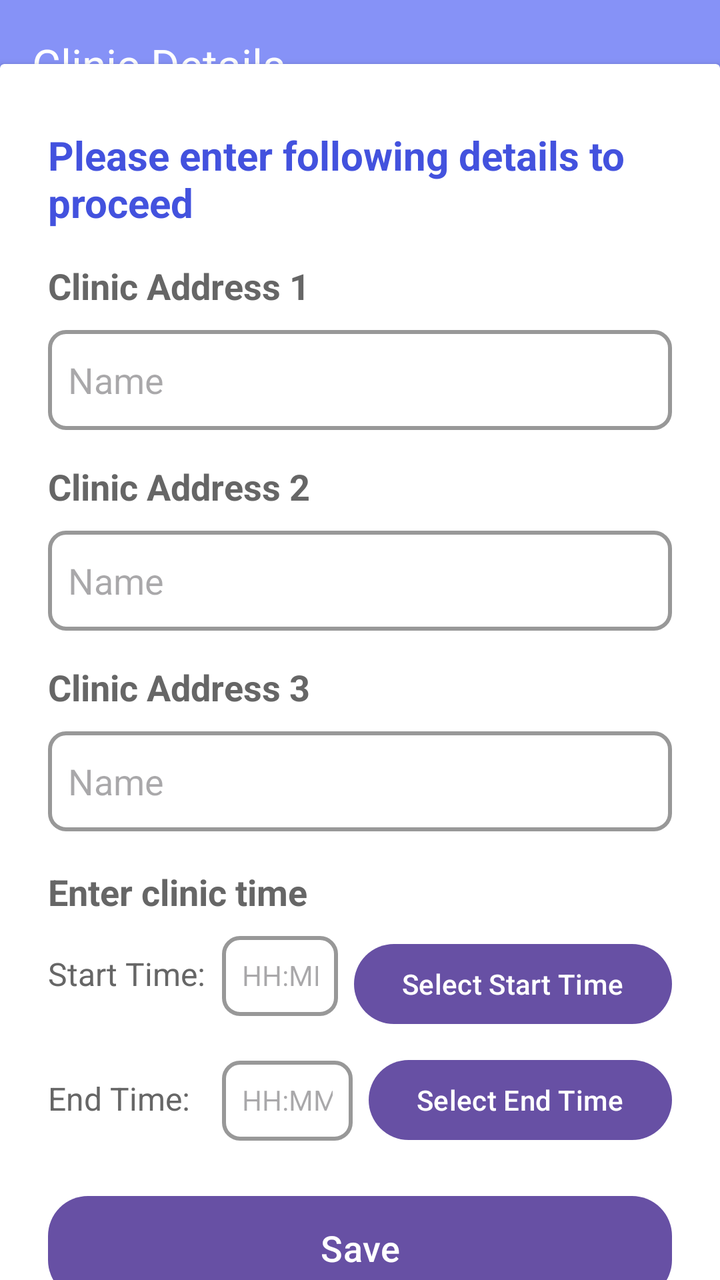
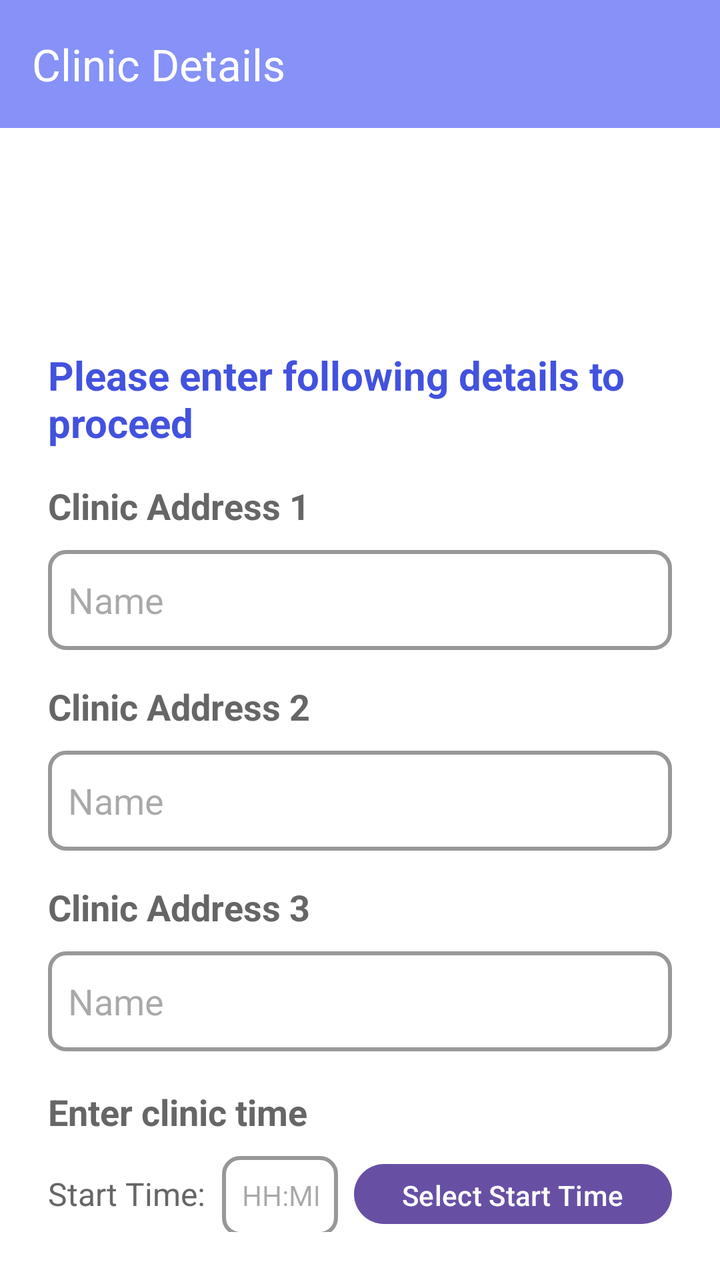

An Android layout rendered at two revisions. The XML below is the earlier revision; the diff shows what the commit changed to produce the second picture.
<!-- AndroidManifest.xml: application theme Theme.EDermaCareLatestt -->
<!-- res/layout/dermatologist_extra_details.xml -->
<?xml version="1.0" encoding="utf-8"?>
<androidx.constraintlayout.widget.ConstraintLayout
    xmlns:android="http://schemas.android.com/apk/res/android"
    xmlns:app="http://schemas.android.com/apk/res-auto"
    xmlns:tools="http://schemas.android.com/tools"
    android:id="@+id/dermatologist_book_layout"
    android:layout_width="match_parent"
    android:layout_height="match_parent"
    android:background="#FFF"
    android:orientation="vertical">


    <androidx.appcompat.widget.Toolbar
        android:id="@+id/toolbar"
        android:layout_width="match_parent"
        android:layout_height="?attr/actionBarSize"
        android:background="@color/bg"
        app:title="Clinic Details"
        android:layout_marginBottom="30dp"
        app:titleTextColor="@color/white"
        app:layout_constraintTop_toTopOf="parent"
        app:layout_constraintStart_toStartOf="parent"
        app:layout_constraintEnd_toEndOf="parent" />

    <androidx.cardview.widget.CardView
        android:id="@+id/card_view"
        android:layout_width="match_parent"
        android:layout_height="wrap_content"
        app:layout_constraintBottom_toBottomOf="parent"
        app:layout_constraintEnd_toEndOf="parent"
        app:layout_constraintStart_toStartOf="parent"
        app:layout_constraintTop_toBottomOf="@+id/toolbar">

        <LinearLayout
            android:id="@+id/containerLayout"
            android:layout_width="match_parent"
            android:layout_height="wrap_content"
            android:orientation="vertical">

            

            <LinearLayout
                android:layout_width="match_parent"
                android:layout_height="match_parent"
                android:layout_gravity="center_horizontal"
                android:orientation="vertical"
                android:padding="24dp">

                <TextView
                    android:layout_width="360dp"
                    android:layout_height="wrap_content"
                    android:layout_marginTop="8dp"
                    android:text="Please enter following details to proceed"
                    android:textAlignment="textStart"
                    android:textColor="@color/dark_lavender"
                    android:textSize="20sp"
                    android:textStyle="bold" />


                <TextView
                    android:layout_width="260dp"
                    android:layout_height="wrap_content"
                    android:layout_marginTop="16dp"
                    android:text="Clinic Address 1"
                    android:textAlignment="textStart"
                    android:textColor="@color/darkgray"
                    android:textSize="18sp"
                    android:textStyle="bold" />

                <EditText
                    android:id="@+id/dermatologist_clinic_addr_1"
                    android:layout_width="match_parent"
                    android:layout_height="50dp"
                    android:layout_marginTop="10dp"
                    android:background="@drawable/light_grey_border"
                    android:drawablePadding="8dp"
                    android:hint="Name"
                    android:padding="10dp"
                    android:textColor="@color/black" />

                <TextView
                    android:layout_width="260dp"
                    android:layout_height="wrap_content"
                    android:layout_marginTop="16dp"
                    android:text="Clinic Address 2"
                    android:textAlignment="textStart"
                    android:textColor="@color/darkgray"
                    android:textSize="18sp"
                    android:textStyle="bold" />

                <EditText
                    android:id="@+id/dermatologist_clinic_addr_2"
                    android:layout_width="match_parent"
                    android:layout_height="50dp"
                    android:layout_marginTop="10dp"
                    android:background="@drawable/light_grey_border"
                    android:drawablePadding="8dp"
                    android:hint="Name"
                    android:padding="10dp"
                    android:textColor="@color/black" />

                <TextView
                    android:layout_width="260dp"
                    android:layout_height="wrap_content"
                    android:layout_marginTop="16dp"
                    android:text="Clinic Address 3"
                    android:textAlignment="textStart"
                    android:textColor="@color/darkgray"
                    android:textSize="18sp"
                    android:textStyle="bold" />

                <EditText
                    android:id="@+id/dermatologist_clinic_addr_3"
                    android:layout_width="match_parent"
                    android:layout_height="50dp"
                    android:layout_marginTop="10dp"
                    android:background="@drawable/light_grey_border"
                    android:drawablePadding="8dp"
                    android:hint="Name"
                    android:padding="10dp"
                    android:textColor="@color/black" />

                <TextView
                    android:layout_width="260dp"
                    android:layout_height="wrap_content"
                    android:layout_marginTop="18dp"
                    android:text="Enter clinic time"
                    android:textAlignment="textStart"
                    android:textColor="@color/darkgray"
                    android:textSize="18sp"
                    android:textStyle="bold" />

                <LinearLayout
                    android:layout_width="match_parent"
                    android:layout_height="wrap_content"
                    android:orientation="horizontal"
                    android:paddingTop="10dp">

                    <TextView
                        android:layout_width="wrap_content"
                        android:layout_height="wrap_content"
                        android:layout_marginEnd="8dp"
                        android:gravity="center_vertical"
                        android:text="Start Time:"
                        android:textColor="@color/darkgray"
                        android:textSize="16sp" />

                    <TextView
                        android:id="@+id/start_time"
                        android:layout_width="0dp"
                        android:layout_height="40dp"
                        android:layout_weight="1"
                        android:background="@drawable/light_grey_border"
                        android:drawablePadding="8dp"
                        android:hint="HH:MM"
                        android:inputType="time"
                        android:padding="10dp"
                        android:textColor="@color/black" />

                    <Button
                        android:id="@+id/start_time_button"
                        android:layout_width="wrap_content"
                        android:layout_height="wrap_content"
                        android:layout_gravity="center_vertical"
                        android:onClick="selectStartTime"
                        android:text="Select Start Time"
                        android:layout_marginStart="8dp"/>


                </LinearLayout>


                <LinearLayout
                    android:layout_width="match_parent"
                    android:layout_height="wrap_content"
                    android:layout_marginTop="10dp"
                    android:orientation="horizontal">

                    <TextView
                        android:layout_width="wrap_content"
                        android:layout_height="wrap_content"
                        android:text="End Time:    "
                        android:textColor="@color/darkgray"
                        android:textSize="16sp" />

                    <TextView
                        android:id="@+id/end_time"
                        android:layout_width="0dp"
                        android:layout_height="40dp"
                        android:layout_weight="1"
                        android:background="@drawable/light_grey_border"
                        android:drawablePadding="8dp"
                        android:hint="HH:MM"
                        android:inputType="time"
                        android:padding="10dp"
                        android:textColor="@color/black" />


                    <Button
                        android:id="@+id/end_time_button"
                        android:layout_width="wrap_content"
                        android:layout_height="wrap_content"
                        android:onClick="selectStartTime"
                        android:text="Select End Time"
                        android:layout_marginStart="8dp"/>
                </LinearLayout>


                <Button
                    android:id="@+id/search"
                    android:layout_width="match_parent"
                    android:layout_height="60dp"
                    android:layout_marginTop="20dp"
                    android:text="Save"
                    android:textSize="18sp"
                    app:cornerRadius="20dp" />


            </LinearLayout>

        </LinearLayout>
    </androidx.cardview.widget.CardView>



</androidx.constraintlayout.widget.ConstraintLayout>
<!-- resources referenced by this layout -->
<resources>
  <color name="bg">#8692F7</color>
  <color name="black">#FF000000</color>
  <color name="dark_lavender">#4352de</color>
  <color name="darkgray">#666666</color>
  <color name="white">#FFFFFFFF</color>
  <!-- drawable light_grey_border (drawable) -->
  <?xml version="1.0" encoding="utf-8"?>
  <shape xmlns:android="http://schemas.android.com/apk/res/android"
      android:shape="rectangle">
  
      <stroke
          android:width="2dp"
          android:color="@color/light_grey" />
  
      <corners
          android:radius="8dp" />
  </shape>
  <style name="Theme.EDermaCareLatestt" parent="Base.Theme.EDermaCareLatestt" />
  <color name="light_grey">#989898</color>
  <style name="Base.Theme.EDermaCareLatestt" parent="Theme.Material3.DayNight.NoActionBar">
          
          
      </style>
</resources>

<!-- the commit's change to res/layout/dermatologist_extra_details.xml (unified diff, before → after) -->
@@ -22,205 +22,184 @@
         app:layout_constraintStart_toStartOf="parent"
         app:layout_constraintEnd_toEndOf="parent" />
 
-    <androidx.cardview.widget.CardView
-        android:id="@+id/card_view"
-        android:layout_width="match_parent"
-        android:layout_height="wrap_content"
-        app:layout_constraintBottom_toBottomOf="parent"
-        app:layout_constraintEnd_toEndOf="parent"
-        app:layout_constraintStart_toStartOf="parent"
-        app:layout_constraintTop_toBottomOf="@+id/toolbar">
-
         <LinearLayout
-            android:id="@+id/containerLayout"
             android:layout_width="match_parent"
-            android:layout_height="wrap_content"
-            android:orientation="vertical">
-
-            
+            android:layout_height="match_parent"
+            android:layout_gravity="center_horizontal"
+            android:orientation="vertical"
+            android:padding="24dp">
+
+            <TextView
+                android:layout_width="360dp"
+                android:layout_height="wrap_content"
+                android:layout_marginTop="150dp"
+                android:text="Please enter following details to proceed"
+                android:textAlignment="textStart"
+                android:textColor="@color/dark_lavender"
+                android:textSize="20sp"
+                android:textStyle="bold" />
+
+
+            <TextView
+                android:layout_width="260dp"
+                android:layout_height="wrap_content"
+                android:layout_marginTop="16dp"
+                android:text="Clinic Address 1"
+                android:textAlignment="textStart"
+                android:textColor="@color/darkgray"
+                android:textSize="18sp"
+                android:textStyle="bold" />
+
+            <EditText
+                android:id="@+id/dermatologist_clinic_addr_1"
+                android:layout_width="match_parent"
+                android:layout_height="50dp"
+                android:layout_marginTop="10dp"
+                android:background="@drawable/light_grey_border"
+                android:drawablePadding="8dp"
+                android:hint="Name"
+                android:padding="10dp"
+                android:textColor="@color/black" />
+
+            <TextView
+                android:layout_width="260dp"
+                android:layout_height="wrap_content"
+                android:layout_marginTop="16dp"
+                android:text="Clinic Address 2"
+                android:textAlignment="textStart"
+                android:textColor="@color/darkgray"
+                android:textSize="18sp"
+                android:textStyle="bold" />
+
+            <EditText
+                android:id="@+id/dermatologist_clinic_addr_2"
+                android:layout_width="match_parent"
+                android:layout_height="50dp"
+                android:layout_marginTop="10dp"
+                android:background="@drawable/light_grey_border"
+                android:drawablePadding="8dp"
+                android:hint="Name"
+                android:padding="10dp"
+                android:textColor="@color/black" />
+
+            <TextView
+                android:layout_width="260dp"
+                android:layout_height="wrap_content"
+                android:layout_marginTop="16dp"
+                android:text="Clinic Address 3"
+                android:textAlignment="textStart"
+                android:textColor="@color/darkgray"
+                android:textSize="18sp"
+                android:textStyle="bold" />
+
+            <EditText
+                android:id="@+id/dermatologist_clinic_addr_3"
+                android:layout_width="match_parent"
+                android:layout_height="50dp"
+                android:layout_marginTop="10dp"
+                android:background="@drawable/light_grey_border"
+                android:drawablePadding="8dp"
+                android:hint="Name"
+                android:padding="10dp"
+                android:textColor="@color/black" />
+
+            <TextView
+                android:layout_width="260dp"
+                android:layout_height="wrap_content"
+                android:layout_marginTop="18dp"
+                android:text="Enter clinic time"
+                android:textAlignment="textStart"
+                android:textColor="@color/darkgray"
+                android:textSize="18sp"
+                android:textStyle="bold" />
 
             <LinearLayout
                 android:layout_width="match_parent"
-                android:layout_height="match_parent"
-                android:layout_gravity="center_horizontal"
-                android:orientation="vertical"
-                android:padding="24dp">
-
-                <TextView
-                    android:layout_width="360dp"
-                    android:layout_height="wrap_content"
-                    android:layout_marginTop="8dp"
-                    android:text="Please enter following details to proceed"
-                    android:textAlignment="textStart"
-                    android:textColor="@color/dark_lavender"
-                    android:textSize="20sp"
-                    android:textStyle="bold" />
-
-
-                <TextView
-                    android:layout_width="260dp"
-                    android:layout_height="wrap_content"
-                    android:layout_marginTop="16dp"
-                    android:text="Clinic Address 1"
-                    android:textAlignment="textStart"
+                android:layout_height="wrap_content"
+                android:orientation="horizontal"
+                android:paddingTop="10dp">
+
+                <TextView
+                    android:layout_width="wrap_content"
+                    android:layout_height="wrap_content"
+                    android:layout_marginEnd="8dp"
+                    android:gravity="center_vertical"
+                    android:text="Start Time:"
                     android:textColor="@color/darkgray"
-                    android:textSize="18sp"
-                    android:textStyle="bold" />
-
-                <EditText
-                    android:id="@+id/dermatologist_clinic_addr_1"
-                    android:layout_width="match_parent"
-                    android:layout_height="50dp"
-                    android:layout_marginTop="10dp"
+                    android:textSize="16sp" />
+
+                <TextView
+                    android:id="@+id/start_time"
+                    android:layout_width="0dp"
+                    android:layout_height="40dp"
+                    android:layout_weight="1"
                     android:background="@drawable/light_grey_border"
                     android:drawablePadding="8dp"
-                    android:hint="Name"
+                    android:hint="HH:MM"
+                    android:inputType="time"
                     android:padding="10dp"
                     android:textColor="@color/black" />
 
-                <TextView
-                    android:layout_width="260dp"
-                    android:layout_height="wrap_content"
-                    android:layout_marginTop="16dp"
-                    android:text="Clinic Address 2"
-                    android:textAlignment="textStart"
+                <Button
+                    android:id="@+id/start_time_button"
+                    android:layout_width="wrap_content"
+                    android:layout_height="wrap_content"
+                    android:layout_gravity="center_vertical"
+                    android:onClick="selectStartTime"
+                    android:text="Select Start Time"
+                    android:layout_marginStart="8dp"/>
+
+
+            </LinearLayout>
+
+
+            <LinearLayout
+                android:layout_width="match_parent"
+                android:layout_height="wrap_content"
+                android:layout_marginTop="10dp"
+                android:orientation="horizontal">
+
+                <TextView
+                    android:layout_width="wrap_content"
+                    android:layout_height="wrap_content"
+                    android:text="End Time:    "
                     android:textColor="@color/darkgray"
-                    android:textSize="18sp"
-                    android:textStyle="bold" />
-
-                <EditText
-                    android:id="@+id/dermatologist_clinic_addr_2"
-                    android:layout_width="match_parent"
-                    android:layout_height="50dp"
-                    android:layout_marginTop="10dp"
+                    android:textSize="16sp" />
+
+                <TextView
+                    android:id="@+id/end_time"
+                    android:layout_width="0dp"
+                    android:layout_height="40dp"
+                    android:layout_weight="1"
                     android:background="@drawable/light_grey_border"
                     android:drawablePadding="8dp"
-                    android:hint="Name"
+                    android:hint="HH:MM"
+                    android:inputType="time"
                     android:padding="10dp"
                     android:textColor="@color/black" />
 
-                <TextView
-                    android:layout_width="260dp"
-                    android:layout_height="wrap_content"
-                    android:layout_marginTop="16dp"
-                    android:text="Clinic Address 3"
-                    android:textAlignment="textStart"
-                    android:textColor="@color/darkgray"
-                    android:textSize="18sp"
-                    android:textStyle="bold" />
-
-                <EditText
-                    android:id="@+id/dermatologist_clinic_addr_3"
-                    android:layout_width="match_parent"
-                    android:layout_height="50dp"
-                    android:layout_marginTop="10dp"
-                    android:background="@drawable/light_grey_border"
-                    android:drawablePadding="8dp"
-                    android:hint="Name"
-                    android:padding="10dp"
-                    android:textColor="@color/black" />
-
-                <TextView
-                    android:layout_width="260dp"
-                    android:layout_height="wrap_content"
-                    android:layout_marginTop="18dp"
-                    android:text="Enter clinic time"
-                    android:textAlignment="textStart"
-                    android:textColor="@color/darkgray"
-                    android:textSize="18sp"
-                    android:textStyle="bold" />
-
-                <LinearLayout
-                    android:layout_width="match_parent"
-                    android:layout_height="wrap_content"
-                    android:orientation="horizontal"
-                    android:paddingTop="10dp">
-
-                    <TextView
-                        android:layout_width="wrap_content"
-                        android:layout_height="wrap_content"
-                        android:layout_marginEnd="8dp"
-                        android:gravity="center_vertical"
-                        android:text="Start Time:"
-                        android:textColor="@color/darkgray"
-                        android:textSize="16sp" />
-
-                    <TextView
-                        android:id="@+id/start_time"
-                        android:layout_width="0dp"
-                        android:layout_height="40dp"
-                        android:layout_weight="1"
-                        android:background="@drawable/light_grey_border"
-                        android:drawablePadding="8dp"
-                        android:hint="HH:MM"
-                        android:inputType="time"
-                        android:padding="10dp"
-                        android:textColor="@color/black" />
-
-                    <Button
-                        android:id="@+id/start_time_button"
-                        android:layout_width="wrap_content"
-                        android:layout_height="wrap_content"
-                        android:layout_gravity="center_vertical"
-                        android:onClick="selectStartTime"
-                        android:text="Select Start Time"
-                        android:layout_marginStart="8dp"/>
-
-
-                </LinearLayout>
-
-
-                <LinearLayout
-                    android:layout_width="match_parent"
-                    android:layout_height="wrap_content"
-                    android:layout_marginTop="10dp"
-                    android:orientation="horizontal">
-
-                    <TextView
-                        android:layout_width="wrap_content"
-                        android:layout_height="wrap_content"
-                        android:text="End Time:    "
-                        android:textColor="@color/darkgray"
-                        android:textSize="16sp" />
-
-                    <TextView
-                        android:id="@+id/end_time"
-                        android:layout_width="0dp"
-                        android:layout_height="40dp"
-                        android:layout_weight="1"
-                        android:background="@drawable/light_grey_border"
-                        android:drawablePadding="8dp"
-                        android:hint="HH:MM"
-                        android:inputType="time"
-                        android:padding="10dp"
-                        android:textColor="@color/black" />
-
-
-                    <Button
-                        android:id="@+id/end_time_button"
-                        android:layout_width="wrap_content"
-                        android:layout_height="wrap_content"
-                        android:onClick="selectStartTime"
-                        android:text="Select End Time"
-                        android:layout_marginStart="8dp"/>
-                </LinearLayout>
-
 
                 <Button
-                    android:id="@+id/search"
-                    android:layout_width="match_parent"
-                    android:layout_height="60dp"
-                    android:layout_marginTop="20dp"
-                    android:text="Save"
-                    android:textSize="18sp"
-                    app:cornerRadius="20dp" />
-
-
+                    android:id="@+id/end_time_button"
+                    android:layout_width="wrap_content"
+                    android:layout_height="wrap_content"
+                    android:onClick="selectStartTime"
+                    android:text="Select End Time"
+                    android:layout_marginStart="8dp"/>
             </LinearLayout>
 
+
+            <Button
+                android:id="@+id/search"
+                android:layout_width="match_parent"
+                android:layout_height="60dp"
+                android:layout_marginTop="20dp"
+                android:text="Save"
+                android:textSize="18sp"
+                app:cornerRadius="20dp" />
+
+
         </LinearLayout>
-    </androidx.cardview.widget.CardView>
-
 
 
 </androidx.constraintlayout.widget.ConstraintLayout>
